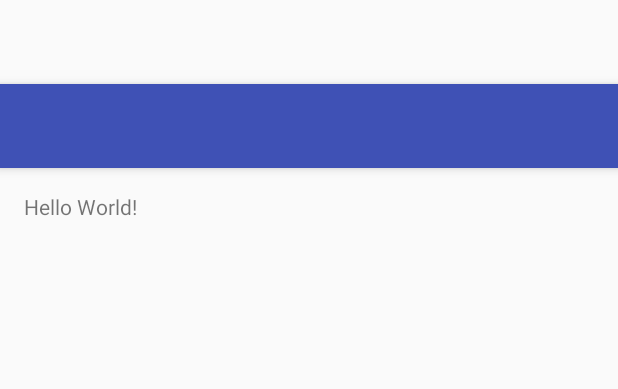
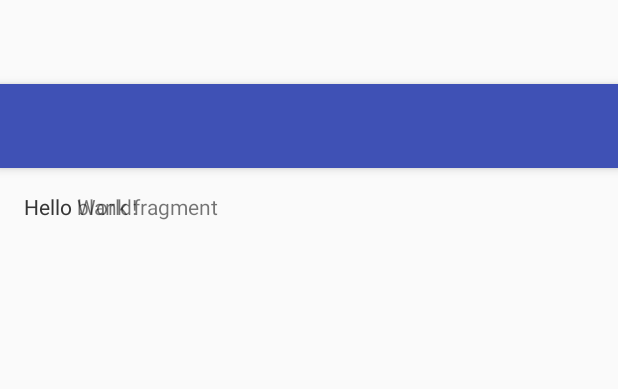
Before and after one commit to iglin/Lab1-UI, an Android app: the layout app_bar_main.xml on its own in the app's theme, with its tools: preview values and no code run, on a phone screen of 412 x 824 dp. Shown: the top 389 px of the screen. Run offline under Robolectric (Android 15) with nearby library versions, the phone set to English and light mode, and no system bars.

Commit message:
blank fragment

```diff
--- a/app/build.gradle
+++ b/app/build.gradle
@@ -21,7 +21,8 @@ android {
 
 dependencies {
     compile fileTree(dir: 'libs', include: ['*.jar'])
-    testCompile 'junit:junit:4.12'
     compile 'com.android.support:appcompat-v7:24.2.1'
     compile 'com.android.support:design:24.2.1'
+    compile 'com.android.support:support-v4:24.2.1'
+    testCompile 'junit:junit:4.12'
 }
--- a/app/src/main/res/layout/content_main.xml
+++ b/app/src/main/res/layout/content_main.xml
@@ -13,7 +13,12 @@
     tools:showIn="@layout/app_bar_main">
 
     <TextView
-        android:layout_width="wrap_content"
+        android:layout_width="match_parent"
         android:layout_height="wrap_content"
+        android:layout_weight="1"
         android:text="Hello World!" />
+
+
+    <include layout="@layout/fragment_new_note" />
+
 </RelativeLayout>
--- /dev/null
+++ b/app/src/main/res/layout/fragment_new_note.xml
@@ -0,0 +1,13 @@
+<FrameLayout xmlns:android="http://schemas.android.com/apk/res/android"
+    xmlns:tools="http://schemas.android.com/tools"
+    android:layout_width="match_parent"
+    android:layout_height="match_parent"
+    tools:context=".fragments.NewNoteFragment">
+
+    <!-- TODO: Update blank fragment layout -->
+    <TextView
+        android:layout_width="match_parent"
+        android:layout_height="match_parent"
+        android:text="@string/hello_blank_fragment" />
+
+</FrameLayout>
--- a/app/src/main/res/values/strings.xml
+++ b/app/src/main/res/values/strings.xml
@@ -10,4 +10,7 @@
     <string name="action_about">About</string>
     <string name="action_buy">Buy</string>
     <string name="action_exit">Exit</string>
+
+    <!-- TODO: Remove or change this placeholder text -->
+    <string name="hello_blank_fragment">Hello blank fragment</string>
 </resources>
```
Also changed, not shown: app/src/main/java/com/example/alexander/lab1_ui/MainActivity.java (+9 -1 lines), app/src/main/java/com/example/alexander/lab1_ui/fragments/NewNoteFragment.java (added, +109 -0 lines).
